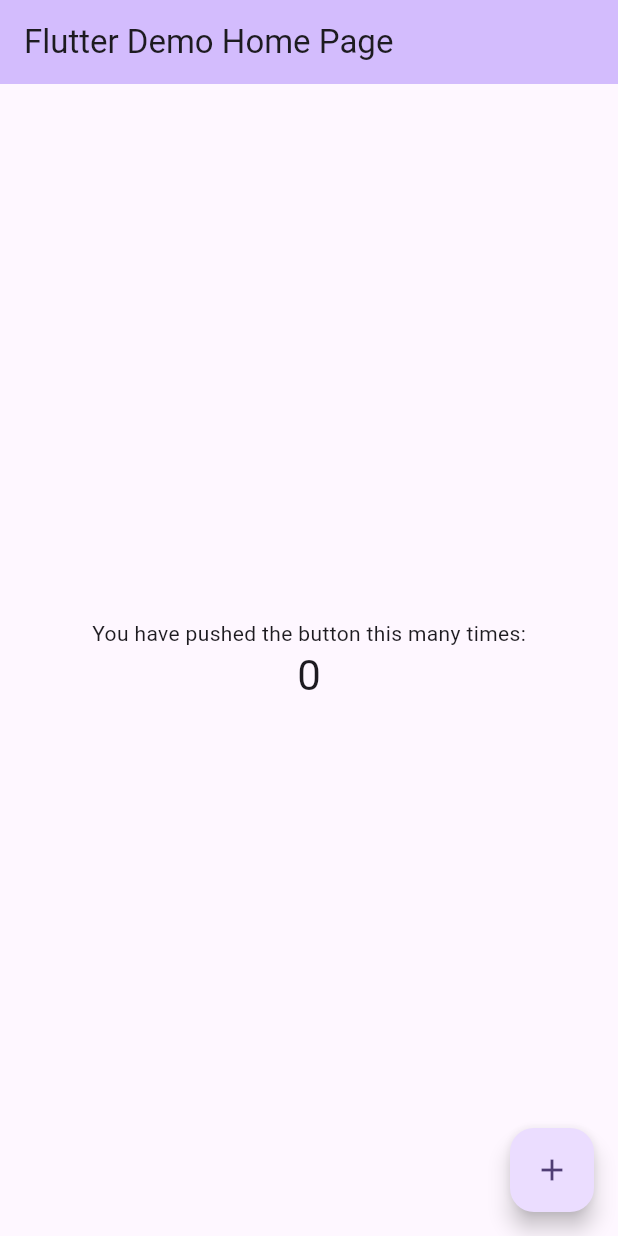
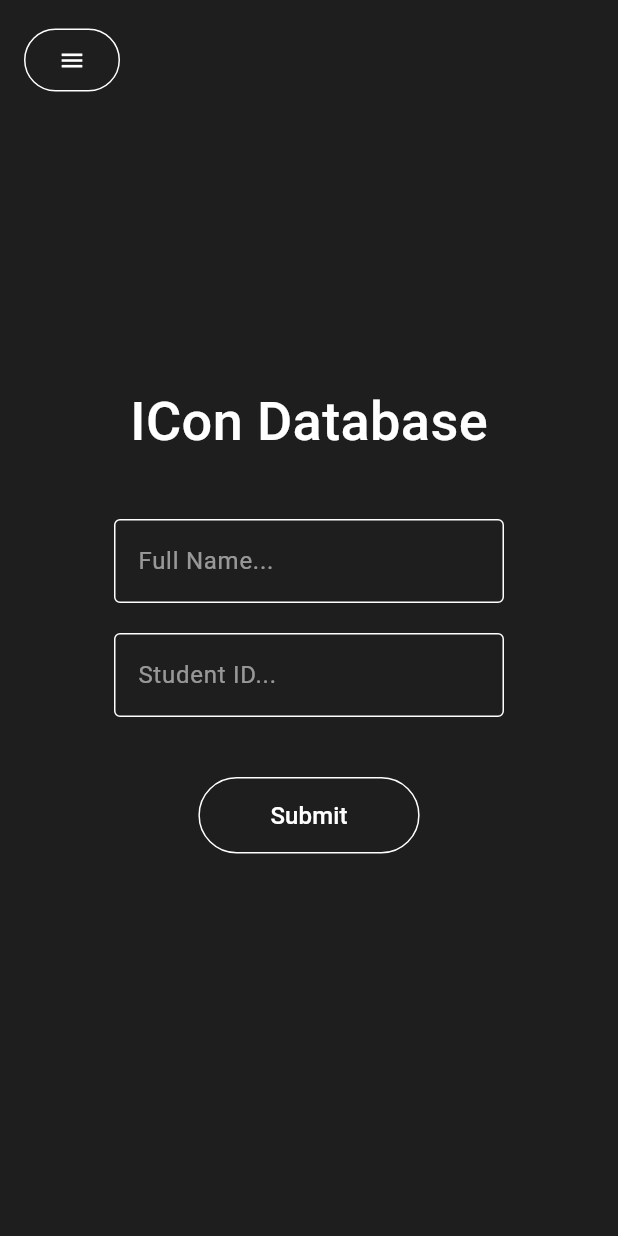
Before and after one commit to alexanderszura/APSC-103-ICons-Management-System, a Flutter app: the screen it shows after launch, on a phone screen of 412 x 824 dp. Run offline on Flutter 3.47's test engine with Material 3 defaults, Android fonts, the phone set to English and light mode, and no system bars.

Commit message:
Screen Visuals
-Screen Visual and basic session logger
-No session loader
-Fixed small file handler miss name

```diff
--- a/lib/data/entry_error.dart
+++ b/lib/data/entry_error.dart
@@ -10,4 +10,18 @@ class EntryError {
 
   static EntryError userBanned(User user) => EntryError("${user.name} Is Banned");
   static EntryError itemOut(User user) => EntryError("This User has ${InvetoryManager.getUserItem(user)?.name} currently out");
+
+  @override
+  String toString() {
+    return error;
+  }
+
+  @override
+  bool operator ==(Object other) {
+    if (identical(this, other)) return true;
+    return other is EntryError && other.error == error;
+  }
+
+  @override
+  int get hashCode => error.hashCode;
 }
--- a/lib/data/item.dart
+++ b/lib/data/item.dart
@@ -7,7 +7,7 @@ class Item {
   File image;
   DateTime? time;
 
-  Item({required File imagePath}) : image = imagePath, name = basename(imagePath.path);
+  Item({required File imagePath}) : image = imagePath, name = withoutExtension(basename(imagePath.path));
 
   String getName() => name;
   Widget buildImage() => Image.file(image);
--- a/lib/data/user.dart
+++ b/lib/data/user.dart
@@ -1,18 +1,36 @@
+import 'package:icons_management_system/data/file_handler.dart';
+
 class User {
+
+  static List<String>? bannedIDs;
+
   String name;
-  int studentNumber;
+  String studentNumber;
 
   bool banned = false;
 
-  User(this.name, this.studentNumber);
+  User._(this.name, this.studentNumber);
 
   String getName() => name;
-  int getStudentNumber() => studentNumber;
+  String getStudentNumber() => studentNumber;
 
   void banUser() => banned = true;
   void unbanUser() => banned = false;
 
+  User withBanStatus(bool ban) {
+    ban ? banUser() : unbanUser();
+    return this;
+  }
+
   bool isBanned() => banned;
+
+  static Future<User> create(String name, String studentNumber) async {
+    bannedIDs ??= await FileHandler.getBannedIDs();
+
+    bool isBanned = bannedIDs!.contains(studentNumber);
+
+    return User._(name, studentNumber).withBanStatus(isBanned);
+  }
 
   @override
   bool operator ==(Object other) {
@@ -22,4 +40,9 @@ class User {
 
   @override
   int get hashCode => studentNumber.hashCode;
+
+  @override
+  String toString() {
+    return "Name: $name, ID: $studentNumber";
+  }
 }
--- a/lib/main.dart
+++ b/lib/main.dart
@@ -1,16 +1,12 @@
 import 'package:flutter/material.dart';
-import 'package:icons_management_system/data/file_manager.dart';
+import 'package:icons_management_system/data/entry_error.dart';
+import 'package:icons_management_system/data/file_handler.dart';
+import 'package:icons_management_system/data/invetory_manager.dart';
+import 'package:icons_management_system/data/item.dart';
+import 'package:icons_management_system/data/user.dart';
 
 void main() async {
-  await Filehandler.writeFile({
-    "data": [
-      {
-        "Name": "Alexander Szura",
-        "StudentID" : 20510329,
-        "Item Taken": "SAUDER"
-      }
-    ]
-  });
+  WidgetsFlutterBinding.ensureInitialized();
 
   runApp(const MyApp());
 }
@@ -18,129 +14,185 @@ void main() async {
 class MyApp extends StatelessWidget {
   const MyApp({super.key});
 
-  // This widget is the root of your application.
   @override
   Widget build(BuildContext context) {
     return MaterialApp(
-      title: 'Flutter Demo',
+      title: 'ICon Tracker System',
       theme: ThemeData(
-        // This is the theme of your application.
-        //
-        // TRY THIS: Try running your application with "flutter run". You'll see
-        // the application has a purple toolbar. Then, without quitting the app,
-        // try changing the seedColor in the colorScheme below to Colors.green
-        // and then invoke "hot reload" (save your changes or press the "hot
-        // reload" button in a Flutter-supported IDE, or press "r" if you used
-        // the command line to start the app).
-        //
-        // Notice that the counter didn't reset back to zero; the application
-        // state is not lost during the reload. To reset the state, use hot
-        // restart instead.
-        //
-        // This works for code too, not just values: Most code changes can be
-        // tested with just a hot reload.
-        colorScheme: .fromSeed(seedColor: Colors.deepPurple),
+        colorScheme: ColorScheme.fromSeed(
+          seedColor: Colors.deepPurple,
+        ),
       ),
-      home: const MyHomePage(title: 'Flutter Demo Home Page'),
+      home: const MainScreen(),
     );
   }
 }
 
-class MyHomePage extends StatefulWidget {
-  const MyHomePage({super.key, required this.title});
-
-  // This widget is the home page of your application. It is stateful, meaning
-  // that it has a State object (defined below) that contains fields that affect
-  // how it looks.
-
-  // This class is the configuration for the state. It holds the values (in this
-  // case the title) provided by the parent (in this case the App widget) and
-  // used by the build method of the State. Fields in a Widget subclass are
-  // always marked "final".
-
-  final String title;
+class MainScreen extends StatefulWidget {
+  const MainScreen({super.key});
 
   @override
-  State<MyHomePage> createState() => _MyHomePageState();
+  State<MainScreen> createState() => _MainScreenState();
 }
 
-class _MyHomePageState extends State<MyHomePage> with WidgetsBindingObserver {
-  int _counter = 0;
+class _MainScreenState extends State<MainScreen> {
+  final TextEditingController nameController = TextEditingController();
+  final TextEditingController studentIdController = TextEditingController();
+
+  Future<void> updateSessionFile() async {
+    if (!await FileHandler.writeFile(InvetoryManager.toJSON())) {
+      print("Unable to save session data...");
+    }
+  }
 
   @override
-  void didChangeAppLifecycleState(AppLifecycleState state) {
-     if (state == AppLifecycleState.paused) {
-         // TODO: Save
-     }
-}
-
-  void _incrementCounter() {
-    setState(() {
-      // This call to setState tells the Flutter framework that something has
-      // changed in this State, which causes it to rerun the build method below
-      // so that the display can reflect the updated values. If we changed
-      // _counter without calling setState(), then the build method would not be
-      // called again, and so nothing would appear to happen.
-      _counter++;
-    });
+  void dispose() {
+    nameController.dispose();
+    studentIdController.dispose();
+    super.dispose();
   }
 
   @override
   Widget build(BuildContext context) {
-    // This method is rerun every time setState is called, for instance as done
-    // by the _incrementCounter method above.
-    //
-    // The Flutter framework has been optimized to make rerunning build methods
-    // fast, so that you can just rebuild anything that needs updating rather
-    // than having to individually change instances of widgets.
     return Scaffold(
-      appBar: AppBar(
-        // TRY THIS: Try changing the color here to a specific color (to
-        // Colors.amber, perhaps?) and trigger a hot reload to see the AppBar
-        // change color while the other colors stay the same.
-        backgroundColor: Theme.of(context).colorScheme.inversePrimary,
-        // Here we take the value from the MyHomePage object that was created by
-        // the App.build method, and use it to set our appbar title.
-        title: Text(widget.title),
-      ),
-      body: Center(
-        // Center is a layout widget. It takes a single child and positions it
-        // in the middle of the parent.
+      backgroundColor: const Color(0xFF1E1E1E),
+
+      drawer: Drawer(
+        backgroundColor: const Color(0xFF2A2A2A),
         child: Column(
-          // Column is also a layout widget. It takes a list of children and
-          // arranges them vertically. By default, it sizes itself to fit its
-          // children horizontally, and tries to be as tall as its parent.
-          //
-          // Column has various properties to control how it sizes itself and
-          // how it positions its children. Here we use mainAxisAlignment to
-          // center the children vertically; the main axis here is the vertical
-          // axis because Columns are vertical (the cross axis would be
-          // horizontal).
-          //
-          // TRY THIS: Invoke "debug painting" (choose the "Toggle Debug Paint"
-          // action in the IDE, or press "p" in the console), to see the
-          // wireframe for each widget.
-          mainAxisAlignment: .center,
           children: [
-            const Text('You have pushed the button this many times:'),
-            Text(
-              '$_counter',
-              style: Theme.of(context).textTheme.headlineMedium,
+            const SizedBox(height: 60),
+            const Text(
+              'Menu',
+              style: TextStyle(color: Colors.white, fontSize: 24),
+            ),
+            const Divider(color: Colors.white24),
+            ListTile(
+              leading: const Icon(Icons.home, color: Colors.white),
+              title: const Text('Home', style: TextStyle(color: Colors.white)),
+              onTap: () => Navigator.pop(context),
+            ),
+            ListTile(
+              leading: const Icon(Icons.settings, color: Colors.white),
+              title: const Text('Settings',
+                  style: TextStyle(color: Colors.white)),
+              onTap: () => Navigator.pop(context),
             ),
           ],
         ),
       ),
-      floatingActionButton: FloatingActionButton(
-        onPressed: _incrementCounter,
-        tooltip: 'Increment',
-        child: const Icon(Icons.add),
+
+      body: SafeArea(
+        child: Builder(
+          builder: (context) => Stack(
+            children: [
+              Positioned(
+                top: 16,
+                left: 16,
+                child: OutlinedButton(
+                  onPressed: () {
+                    Scaffold.of(context).openDrawer();
+                  },
+                  style: OutlinedButton.styleFrom(
+                    side: const BorderSide(color: Colors.white),
+                    padding: const EdgeInsets.all(12),
+                  ),
+                  child: const Icon(Icons.menu, color: Colors.white),
+                ),
+              ),
+
+              Center(
+                child: Column(
+                  mainAxisSize: MainAxisSize.min,
+                  children: [
+                    const Text(
+                      'ICon Database',
+                      style: TextStyle(
+                        color: Colors.white,
+                        fontSize: 36,
+                        fontWeight: FontWeight.w500,
+                      ),
+                    ),
+                    const SizedBox(height: 40),
+
+                    SizedBox(
+                      width: 260,
+                      child: TextField(
+                        controller: nameController,
+                        style: const TextStyle(color: Colors.white),
+                        decoration: const InputDecoration(
+                          hintText: 'Full Name...',
+                          hintStyle: TextStyle(color: Colors.white54),
+                          enabledBorder: OutlineInputBorder(
+                            borderSide: BorderSide(color: Colors.white),
+                          ),
+                          focusedBorder: OutlineInputBorder(
+                            borderSide: BorderSide(color: Colors.white),
+                          ),
+                        ),
+                      ),
+                    ),
+                    const SizedBox(height: 20),
+
+                    SizedBox(
+                      width: 260,
+                      child: TextField(
+                        controller: studentIdController,
+                        style: const TextStyle(color: Colors.white),
+                        decoration: const InputDecoration(
+                          hintText: 'Student ID...',
+                          hintStyle: TextStyle(color: Colors.white54),
+                          enabledBorder: OutlineInputBorder(
+                            borderSide: BorderSide(color: Colors.white),
+                          ),
+                          focusedBorder: OutlineInputBorder(
+                            borderSide: BorderSide(color: Colors.white),
+                          ),
+                        ),
+                      ),
+                    ),
+                    const SizedBox(height: 40),
+
+                    OutlinedButton(
+                      onPressed: () async {
+                        final name = nameController.text.trim();
+                        final studentNumber = studentIdController.text.trim();
+
+                        if (name.isEmpty || studentNumber.isEmpty) {
+                          return;
+                        }
+
+                        final user = await User.create(name, studentNumber);
+
+                        Item item = (await FileHandler.loadItems())[0];
+
+                        final EntryError? result = InvetoryManager.addEntry(user, item);
+
+                        if (result == null) {
+                          await updateSessionFile();
+                        }
+                      },
+                      style: OutlinedButton.styleFrom(
+                        side: const BorderSide(color: Colors.white),
+                        shape: const StadiumBorder(),
+                        padding: const EdgeInsets.symmetric(
+                          horizontal: 48,
+                          vertical: 14,
+                        ),
+                      ),
+                      child: const Text(
+                        'Submit',
+                        style:
+                            TextStyle(color: Colors.white, fontSize: 16),
+                      ),
+                    ),
+                  ],
+                ),
+              ),
+            ],
+          ),
+        ),
       ),
     );
   }
-
-  @override
-  void dispose() {
-    WidgetsBinding.instance.removeObserver(this);
-    super.dispose();
-  }
 }
```
Also changed, not shown: lib/data/file_handler.dart (renamed from lib/data/file_manager.dart, +12 -7 lines), lib/data/invetory_manager.dart (+13 -0 lines).
